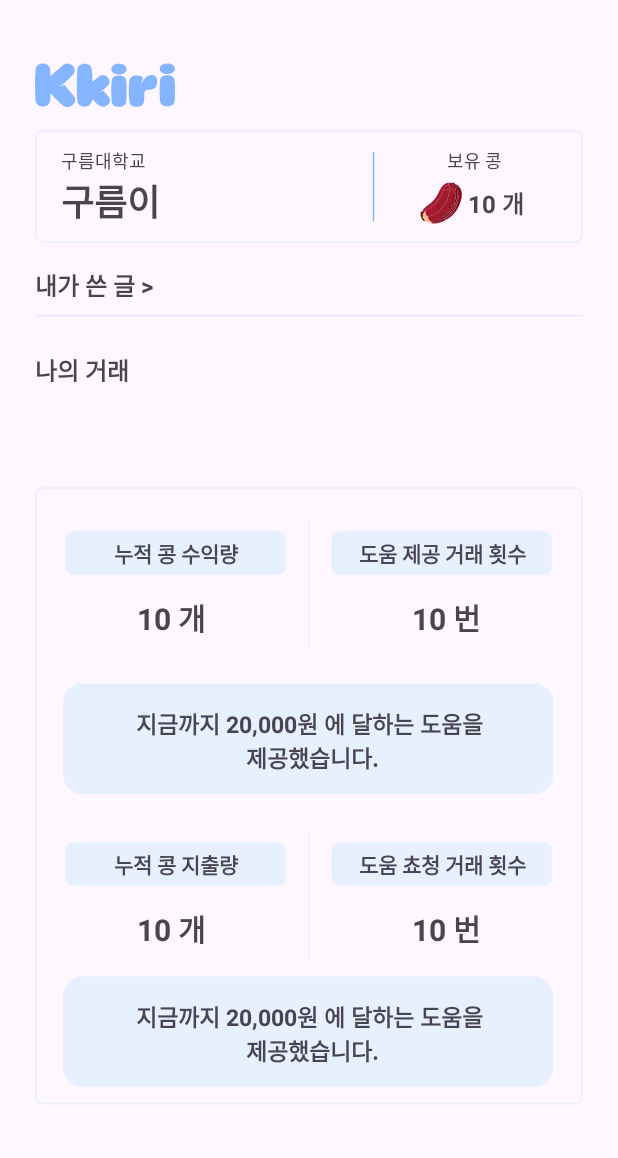
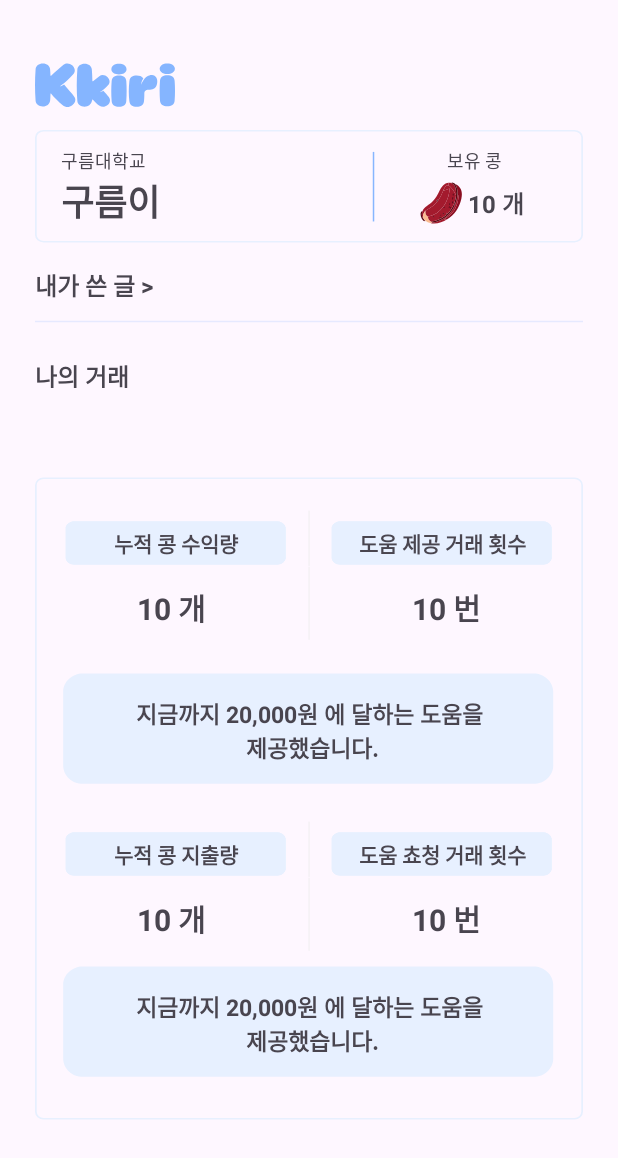
Before and after one commit to 9oormthon-univ/2024_BEOTKKOTTHON_TEAM_34_FE, an Android app: the layout fragment_my_page.xml on its own in the app's theme, with its tools: preview values and no code run, on a phone screen of 412 x 824 dp. Shown: the top 1158 px of the screen. Run offline under Robolectric (Android 15) with nearby library versions, the phone set to English and light mode, and no system bars.

Commit message:
refactor : mp_write height 크기 변경

```diff
--- a/app/src/main/res/layout/fragment_my_page.xml
+++ b/app/src/main/res/layout/fragment_my_page.xml
@@ -102,7 +102,7 @@
         <TextView
             android:id="@+id/mp_write"
             android:layout_width="wrap_content"
-            android:layout_height="20dp"
+            android:layout_height="wrap_content"
             android:layout_marginStart="23dp"
             android:layout_marginTop="16dp"
             android:text="내가 쓴 글 >"
@@ -136,7 +136,7 @@
 
         <LinearLayout
             android:layout_width="match_parent"
-            android:layout_height="413dp"
+            android:layout_height="430dp"
             android:layout_marginTop="12dp"
             android:layout_marginStart="23dp"
             android:layout_marginEnd="23dp"
```
